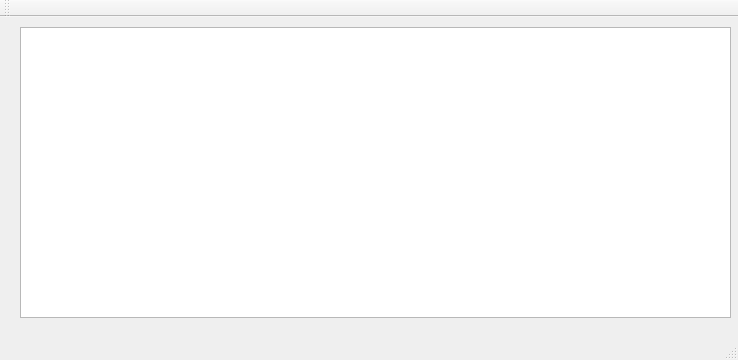
First picture: the form in mainwindow.ui, repository Valeryn4/PRun, before the edit.
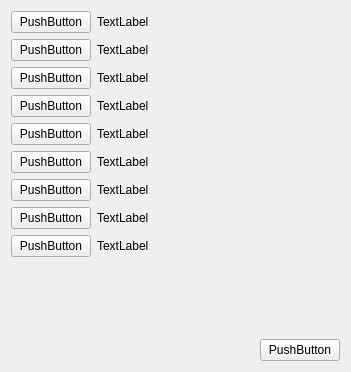
Second picture: the form after the edit.

```diff
--- a/mainwindow.ui
+++ b/mainwindow.ui
@@ -6,44 +6,197 @@
    <rect>
     <x>0</x>
     <y>0</y>
-    <width>738</width>
-    <height>360</height>
+    <width>351</width>
+    <height>372</height>
    </rect>
   </property>
   <property name="windowTitle">
    <string>MainWindow</string>
   </property>
   <widget class="QWidget" name="centralWidget">
-   <widget class="QTableView" name="tableView">
-    <property name="geometry">
-     <rect>
-      <x>20</x>
-      <y>10</y>
-      <width>711</width>
-      <height>291</height>
-     </rect>
-    </property>
-   </widget>
+   <layout class="QGridLayout" name="gridLayout">
+    <item row="2" column="0" colspan="2">
+     <layout class="QHBoxLayout" name="horizontalLayout">
+      <item>
+       <spacer name="horizontalSpacer">
+        <property name="orientation">
+         <enum>Qt::Horizontal</enum>
+        </property>
+        <property name="sizeHint" stdset="0">
+         <size>
+          <width>40</width>
+          <height>20</height>
+         </size>
+        </property>
+       </spacer>
+      </item>
+      <item>
+       <widget class="QPushButton" name="pushButton">
+        <property name="text">
+         <string>PushButton</string>
+        </property>
+       </widget>
+      </item>
+     </layout>
+    </item>
+    <item row="0" column="0">
+     <layout class="QGridLayout" name="gridLayout_2">
+      <item row="8" column="0">
+       <widget class="QPushButton" name="pushButton_18">
+        <property name="text">
+         <string>PushButton</string>
+        </property>
+       </widget>
+      </item>
+      <item row="1" column="1">
+       <widget class="QLabel" name="label">
+        <property name="text">
+         <string>TextLabel</string>
+        </property>
+       </widget>
+      </item>
+      <item row="2" column="0">
+       <widget class="QPushButton" name="pushButton_5">
+        <property name="text">
+         <string>PushButton</string>
+        </property>
+       </widget>
+      </item>
+      <item row="3" column="0">
+       <widget class="QPushButton" name="pushButton_6">
+        <property name="text">
+         <string>PushButton</string>
+        </property>
+       </widget>
+      </item>
+      <item row="4" column="0">
+       <widget class="QPushButton" name="pushButton_10">
+        <property name="text">
+         <string>PushButton</string>
+        </property>
+       </widget>
+      </item>
+      <item row="0" column="0">
+       <widget class="QPushButton" name="pushButton_4">
+        <property name="text">
+         <string>PushButton</string>
+        </property>
+       </widget>
+      </item>
+      <item row="6" column="0">
+       <widget class="QPushButton" name="pushButton_14">
+        <property name="text">
+         <string>PushButton</string>
+        </property>
+       </widget>
+      </item>
+      <item row="7" column="0">
+       <widget class="QPushButton" name="pushButton_16">
+        <property name="text">
+         <string>PushButton</string>
+        </property>
+       </widget>
+      </item>
+      <item row="5" column="0">
+       <widget class="QPushButton" name="pushButton_12">
+        <property name="text">
+         <string>PushButton</string>
+        </property>
+       </widget>
+      </item>
+      <item row="1" column="0">
+       <widget class="QPushButton" name="pushButton_2">
+        <property name="text">
+         <string>PushButton</string>
+        </property>
+       </widget>
+      </item>
+      <item row="9" column="0">
+       <spacer name="verticalSpacer">
+        <property name="orientation">
+         <enum>Qt::Vertical</enum>
+        </property>
+        <property name="sizeHint" stdset="0">
+         <size>
+          <width>20</width>
+          <height>40</height>
+         </size>
+        </property>
+       </spacer>
+      </item>
+      <item row="9" column="1">
+       <spacer name="horizontalSpacer_2">
+        <property name="orientation">
+         <enum>Qt::Horizontal</enum>
+        </property>
+        <property name="sizeHint" stdset="0">
+         <size>
+          <width>40</width>
+          <height>20</height>
+         </size>
+        </property>
+       </spacer>
+      </item>
+      <item row="0" column="1">
+       <widget class="QLabel" name="label_3">
+        <property name="text">
+         <string>TextLabel</string>
+        </property>
+       </widget>
+      </item>
+      <item row="2" column="1">
+       <widget class="QLabel" name="label_4">
+        <property name="text">
+         <string>TextLabel</string>
+        </property>
+       </widget>
+      </item>
+      <item row="3" column="1">
+       <widget class="QLabel" name="label_5">
+        <property name="text">
+         <string>TextLabel</string>
+        </property>
+       </widget>
+      </item>
+      <item row="4" column="1">
+       <widget class="QLabel" name="label_6">
+        <property name="text">
+         <string>TextLabel</string>
+        </property>
+       </widget>
+      </item>
+      <item row="5" column="1">
+       <widget class="QLabel" name="label_7">
+        <property name="text">
+         <string>TextLabel</string>
+        </property>
+       </widget>
+      </item>
+      <item row="6" column="1">
+       <widget class="QLabel" name="label_8">
+        <property name="text">
+         <string>TextLabel</string>
+        </property>
+       </widget>
+      </item>
+      <item row="7" column="1">
+       <widget class="QLabel" name="label_9">
+        <property name="text">
+         <string>TextLabel</string>
+        </property>
+       </widget>
+      </item>
+      <item row="8" column="1">
+       <widget class="QLabel" name="label_10">
+        <property name="text">
+         <string>TextLabel</string>
+        </property>
+       </widget>
+      </item>
+     </layout>
+    </item>
+   </layout>
   </widget>
-  <widget class="QMenuBar" name="menuBar">
-   <property name="geometry">
-    <rect>
-     <x>0</x>
-     <y>0</y>
-     <width>738</width>
-     <height>25</height>
-    </rect>
-   </property>
-  </widget>
-  <widget class="QToolBar" name="mainToolBar">
-   <attribute name="toolBarArea">
-    <enum>TopToolBarArea</enum>
-   </attribute>
-   <attribute name="toolBarBreak">
-    <bool>false</bool>
-   </attribute>
-  </widget>
-  <widget class="QStatusBar" name="statusBar"/>
  </widget>
  <layoutdefault spacing="6" margin="11"/>
  <resources/>
```
